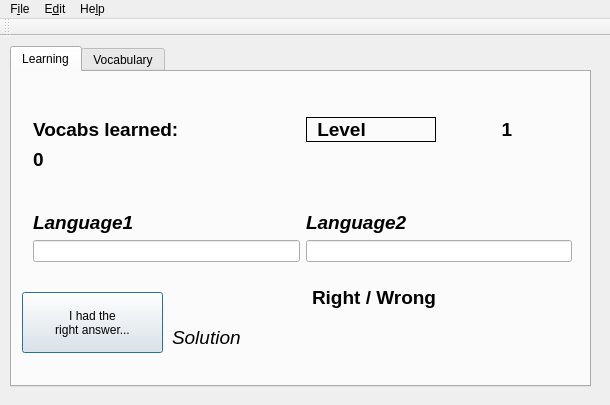
Before: the Qt Designer form ui_files/Vokabeln_GUI_ver01.ui in LarsThore/Vokabeltrainer, drawn with Qt 5.
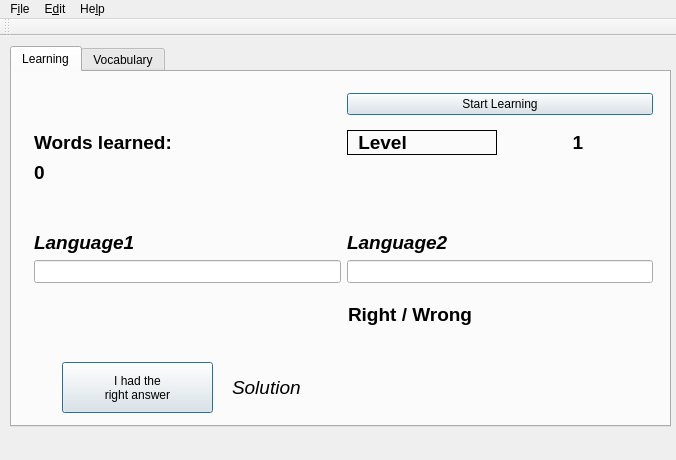
After: the same form once the commit is applied.

Commit message: added Start-Learning-Button and respective function

What changed in the file:
```diff
--- a/ui_files/Vokabeln_GUI_ver01.ui
+++ b/ui_files/Vokabeln_GUI_ver01.ui
@@ -6,8 +6,8 @@
    <rect>
     <x>0</x>
     <y>0</y>
-    <width>610</width>
-    <height>405</height>
+    <width>676</width>
+    <height>460</height>
    </rect>
   </property>
   <property name="windowTitle">
@@ -19,13 +19,13 @@
      <rect>
       <x>10</x>
       <y>10</y>
-      <width>581</width>
-      <height>341</height>
+      <width>661</width>
+      <height>381</height>
      </rect>
     </property>
     <property name="sizePolicy">
      <sizepolicy hsizetype="Expanding" vsizetype="Expanding">
-      <horstretch>100</horstretch>
+      <horstretch>0</horstretch>
       <verstretch>0</verstretch>
      </sizepolicy>
     </property>
@@ -36,33 +36,13 @@
      <attribute name="title">
       <string>Learning</string>
      </attribute>
-     <widget class="QLabel" name="assertLabel">
-      <property name="geometry">
-       <rect>
-        <x>300</x>
-        <y>210</y>
-        <width>201</width>
-        <height>31</height>
-       </rect>
-      </property>
-      <property name="font">
-       <font>
-        <pointsize>14</pointsize>
-        <weight>75</weight>
-        <bold>true</bold>
-       </font>
-      </property>
-      <property name="text">
-       <string>Right / Wrong</string>
-      </property>
-     </widget>
      <widget class="QWidget" name="layoutWidget">
       <property name="geometry">
        <rect>
-        <x>10</x>
-        <y>0</y>
-        <width>561</width>
-        <height>201</height>
+        <x>11</x>
+        <y>1</y>
+        <width>641</width>
+        <height>221</height>
        </rect>
       </property>
       <layout class="QGridLayout" name="gridLayout">
@@ -71,6 +51,9 @@
          <property name="orientation">
           <enum>Qt::Vertical</enum>
          </property>
+         <property name="sizeType">
+          <enum>QSizePolicy::Preferred</enum>
+         </property>
          <property name="sizeHint" stdset="0">
           <size>
            <width>20</width>
@@ -174,19 +157,6 @@
          </property>
         </widget>
        </item>
-       <item row="0" column="1">
-        <spacer name="verticalSpacer_3">
-         <property name="orientation">
-          <enum>Qt::Vertical</enum>
-         </property>
-         <property name="sizeHint" stdset="0">
-          <size>
-           <width>20</width>
-           <height>40</height>
-          </size>
-         </property>
-        </spacer>
-       </item>
        <item row="1" column="0">
         <widget class="QLabel" name="vocabsLearnedLabel">
          <property name="font">
@@ -200,7 +170,7 @@
           <enum>QFrame::NoFrame</enum>
          </property>
          <property name="text">
-          <string>Vocabs learned:</string>
+          <string>Words learned:</string>
          </property>
          <property name="alignment">
           <set>Qt::AlignLeading|Qt::AlignLeft|Qt::AlignVCenter</set>
@@ -212,6 +182,9 @@
          <property name="orientation">
           <enum>Qt::Vertical</enum>
          </property>
+         <property name="sizeType">
+          <enum>QSizePolicy::Preferred</enum>
+         </property>
          <property name="sizeHint" stdset="0">
           <size>
            <width>20</width>
@@ -225,6 +198,9 @@
          <property name="orientation">
           <enum>Qt::Vertical</enum>
          </property>
+         <property name="sizeType">
+          <enum>QSizePolicy::Preferred</enum>
+         </property>
          <property name="sizeHint" stdset="0">
           <size>
            <width>20</width>
@@ -253,20 +229,33 @@
          </property>
         </widget>
        </item>
+       <item row="0" column="1">
+        <widget class="QPushButton" name="startLearningButton">
+         <property name="text">
+          <string>Start Learning</string>
+         </property>
+         <property name="autoDefault">
+          <bool>true</bool>
+         </property>
+         <property name="default">
+          <bool>true</bool>
+         </property>
+        </widget>
+       </item>
       </layout>
      </widget>
      <widget class="QPushButton" name="howeverTrueButton">
       <property name="geometry">
        <rect>
-        <x>10</x>
-        <y>220</y>
-        <width>141</width>
-        <height>61</height>
+        <x>50</x>
+        <y>290</y>
+        <width>151</width>
+        <height>51</height>
        </rect>
       </property>
       <property name="text">
        <string>I had the 
-right answer...</string>
+right answer</string>
       </property>
       <property name="autoDefault">
        <bool>true</bool>
@@ -278,10 +267,10 @@
      <widget class="QLabel" name="solutionLabel">
       <property name="geometry">
        <rect>
-        <x>160</x>
-        <y>250</y>
-        <width>401</width>
-        <height>31</height>
+        <x>220</x>
+        <y>290</y>
+        <width>421</width>
+        <height>51</height>
        </rect>
       </property>
       <property name="font">
@@ -296,6 +285,26 @@
        <string>Solution</string>
       </property>
      </widget>
+     <widget class="QLabel" name="assertionLabel_2">
+      <property name="geometry">
+       <rect>
+        <x>336</x>
+        <y>230</y>
+        <width>125</width>
+        <height>25</height>
+       </rect>
+      </property>
+      <property name="font">
+       <font>
+        <pointsize>14</pointsize>
+        <weight>75</weight>
+        <bold>true</bold>
+       </font>
+      </property>
+      <property name="text">
+       <string>Right / Wrong</string>
+      </property>
+     </widget>
     </widget>
     <widget class="QWidget" name="tab_2">
      <attribute name="title">
@@ -401,7 +410,7 @@
     <rect>
      <x>0</x>
      <y>0</y>
-     <width>610</width>
+     <width>676</width>
      <height>25</height>
     </rect>
    </property>
```
Left out of the diff: 12 changed lines with no effect on the pictures. The commit also changes 2 other files.
